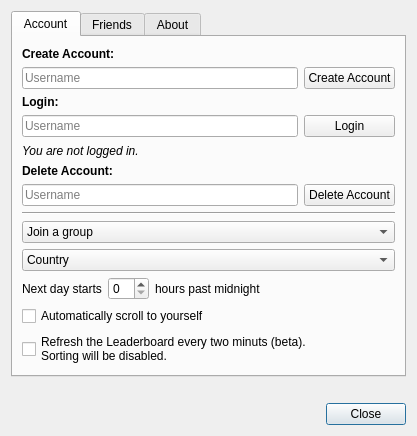
Before: the Qt Designer form designer/setup.ui in ThoreBor/Anki_Leaderboard, drawn with Qt 5.
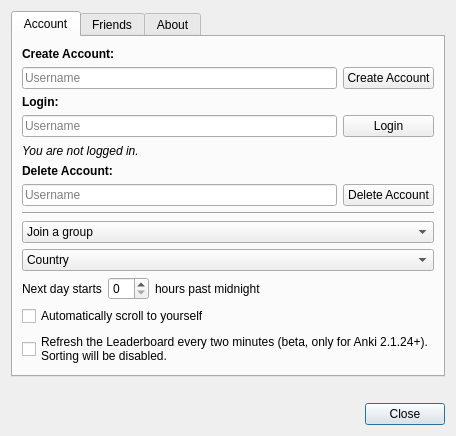
After: the same form once the commit is applied. Icons and pictures are not drawn.

What changed in the file:
```diff
--- a/designer/setup.ui
+++ b/designer/setup.ui
@@ -252,7 +252,7 @@
        <item row="4" column="0">
         <widget class="QCheckBox" name="refresh">
          <property name="text">
-          <string>Refresh the Leaderboard every two minuts (beta).
+          <string>Refresh the Leaderboard every two minutes (beta, only for Anki 2.1.24+).
 Sorting will be disabled.</string>
          </property>
         </widget>
```
